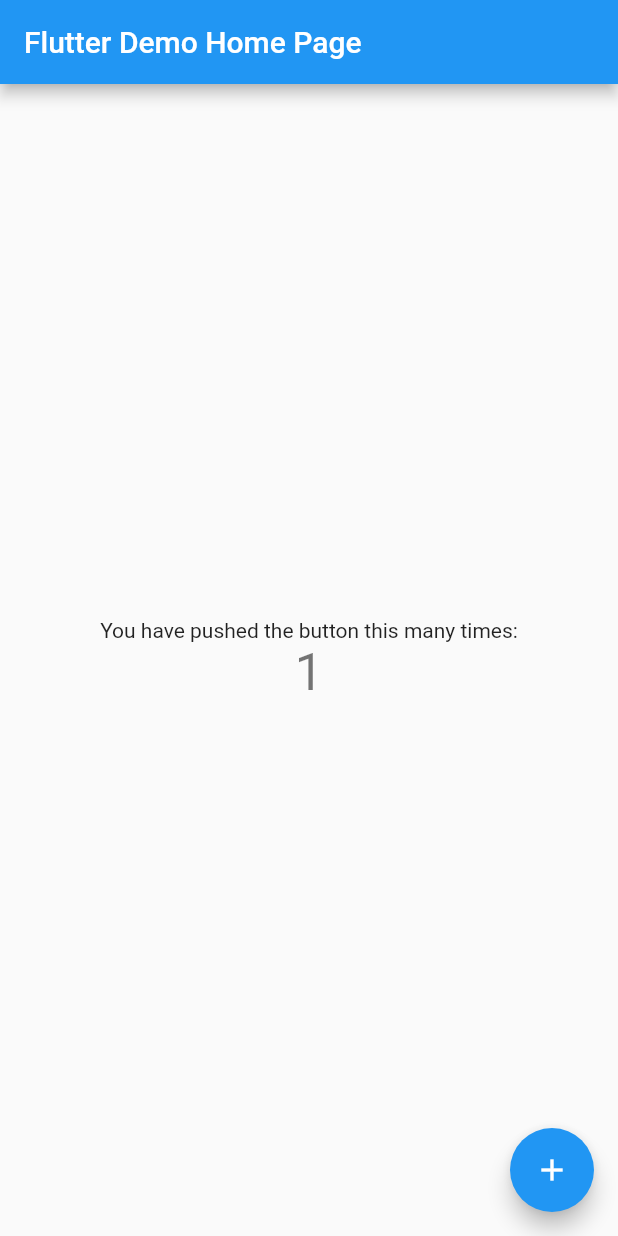
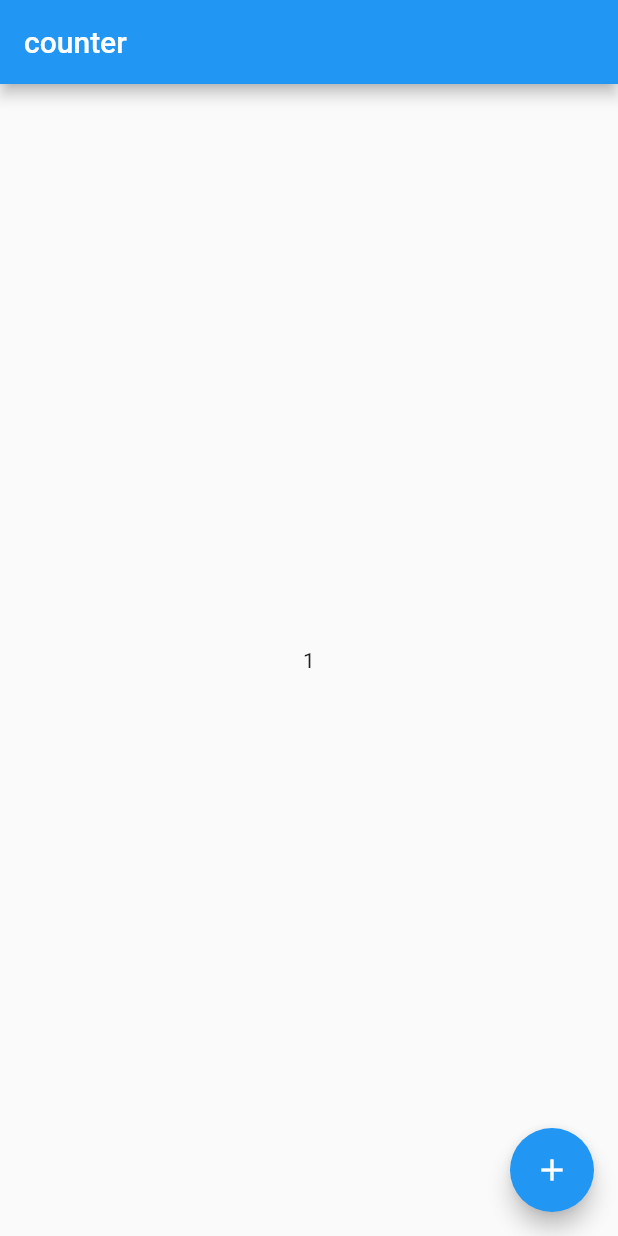
Before and after one commit to arpit-it/dkatalis_flutter_test, a Flutter app: the screen it shows after launch, after a tap on the "add" icon, on a phone screen of 412 x 824 dp. Run offline on Flutter 3.47's test engine with Material 2 defaults, Android fonts, the phone set to English and light mode, and no system bars; our stand-ins replace get.

Commit message:
fix: updated initial project to use getx
 - updated project to use getx for state management
 - created screen registration_home.dart
 - created binding class for the controller
 - created registration_home_controller.dart to handle the states for the registration_home.dart screen
 - updated main.dart to run the newly created screen as the starting screen

```diff
--- a/lib/main.dart
+++ b/lib/main.dart
@@ -1,113 +1,17 @@
+import 'package:dkatalis_demo/screens/registration_home.dart';
 import 'package:flutter/material.dart';
+import 'package:get/get.dart';
+
+import 'screens/bindings/registration_home_binding.dart';
 
 void main() {
-  runApp(MyApp());
+  runApp(GetMaterialApp(
+    initialRoute: '/registration_home',
+    getPages: [
+      GetPage(
+          name: '/registration_home',
+          page: () => RegistrationHome(),
+          binding: RegistrationHomeBinding()),
+    ],
+  ));
 }
-
-class MyApp extends StatelessWidget {
-  // This widget is the root of your application.
-  @override
-  Widget build(BuildContext context) {
-    return MaterialApp(
-      title: 'Flutter Demo',
-      theme: ThemeData(
-        // This is the theme of your application.
-        //
-        // Try running your application with "flutter run". You'll see the
-        // application has a blue toolbar. Then, without quitting the app, try
-        // changing the primarySwatch below to Colors.green and then invoke
-        // "hot reload" (press "r" in the console where you ran "flutter run",
-        // or simply save your changes to "hot reload" in a Flutter IDE).
-        // Notice that the counter didn't reset back to zero; the application
-        // is not restarted.
-        primarySwatch: Colors.blue,
-      ),
-      home: MyHomePage(title: 'Flutter Demo Home Page'),
-    );
-  }
-}
-
-class MyHomePage extends StatefulWidget {
-  MyHomePage({Key? key, required this.title}) : super(key: key);
-
-  // This widget is the home page of your application. It is stateful, meaning
-  // that it has a State object (defined below) that contains fields that affect
-  // how it looks.
-
-  // This class is the configuration for the state. It holds the values (in this
-  // case the title) provided by the parent (in this case the App widget) and
-  // used by the build method of the State. Fields in a Widget subclass are
-  // always marked "final".
-
-  final String title;
-
-  @override
-  _MyHomePageState createState() => _MyHomePageState();
-}
-
-class _MyHomePageState extends State<MyHomePage> {
-  int _counter = 0;
-
-  void _incrementCounter() {
-    setState(() {
-      // This call to setState tells the Flutter framework that something has
-      // changed in this State, which causes it to rerun the build method below
-      // so that the display can reflect the updated values. If we changed
-      // _counter without calling setState(), then the build method would not be
-      // called again, and so nothing would appear to happen.
-      _counter++;
-    });
-  }
-
-  @override
-  Widget build(BuildContext context) {
-    // This method is rerun every time setState is called, for instance as done
-    // by the _incrementCounter method above.
-    //
-    // The Flutter framework has been optimized to make rerunning build methods
-    // fast, so that you can just rebuild anything that needs updating rather
-    // than having to individually change instances of widgets.
-    return Scaffold(
-      appBar: AppBar(
-        // Here we take the value from the MyHomePage object that was created by
-        // the App.build method, and use it to set our appbar title.
-        title: Text(widget.title),
-      ),
-      body: Center(
-        // Center is a layout widget. It takes a single child and positions it
-        // in the middle of the parent.
-        child: Column(
-          // Column is also a layout widget. It takes a list of children and
-          // arranges them vertically. By default, it sizes itself to fit its
-          // children horizontally, and tries to be as tall as its parent.
-          //
-          // Invoke "debug painting" (press "p" in the console, choose the
-          // "Toggle Debug Paint" action from the Flutter Inspector in Android
-          // Studio, or the "Toggle Debug Paint" command in Visual Studio Code)
-          // to see the wireframe for each widget.
-          //
-          // Column has various properties to control how it sizes itself and
-          // how it positions its children. Here we use mainAxisAlignment to
-          // center the children vertically; the main axis here is the vertical
-          // axis because Columns are vertical (the cross axis would be
-          // horizontal).
-          mainAxisAlignment: MainAxisAlignment.center,
-          children: <Widget>[
-            Text(
-              'You have pushed the button this many times:',
-            ),
-            Text(
-              '$_counter',
-              style: Theme.of(context).textTheme.headline4,
-            ),
-          ],
-        ),
-      ),
-      floatingActionButton: FloatingActionButton(
-        onPressed: _incrementCounter,
-        tooltip: 'Increment',
-        child: Icon(Icons.add),
-      ), // This trailing comma makes auto-formatting nicer for build methods.
-    );
-  }
-}
--- /dev/null
+++ b/lib/screens/bindings/registration_home_binding.dart
@@ -0,0 +1,9 @@
+import 'package:dkatalis_demo/screens/controllers/registration_home_controller.dart';
+import 'package:get/get.dart';
+
+class RegistrationHomeBinding implements Bindings {
+  @override
+  void dependencies() {
+    Get.lazyPut(() => RegistrationHomeController());
+  }
+}
--- /dev/null
+++ b/lib/screens/controllers/registration_home_controller.dart
@@ -0,0 +1,6 @@
+import 'package:get/get.dart';
+
+class RegistrationHomeController extends GetxController {
+  var counter = 0.obs;
+  void increment() => counter++;
+}
--- /dev/null
+++ b/lib/screens/registration_home.dart
@@ -0,0 +1,16 @@
+import 'package:dkatalis_demo/screens/controllers/registration_home_controller.dart';
+import 'package:flutter/material.dart';
+import 'package:get/get.dart';
+
+class RegistrationHome extends GetView<RegistrationHomeController> {
+  @override
+  Widget build(context) => Scaffold(
+      appBar: AppBar(title: Text("counter")),
+      body: Center(
+        child: Obx(() => Text("${controller.counter}")),
+      ),
+      floatingActionButton: FloatingActionButton(
+        child: Icon(Icons.add),
+        onPressed: controller.increment,
+      ));
+}
```
Also changed, not shown: pubspec.yaml (+2 -56 lines), pubspec.lock, 1 other file.
